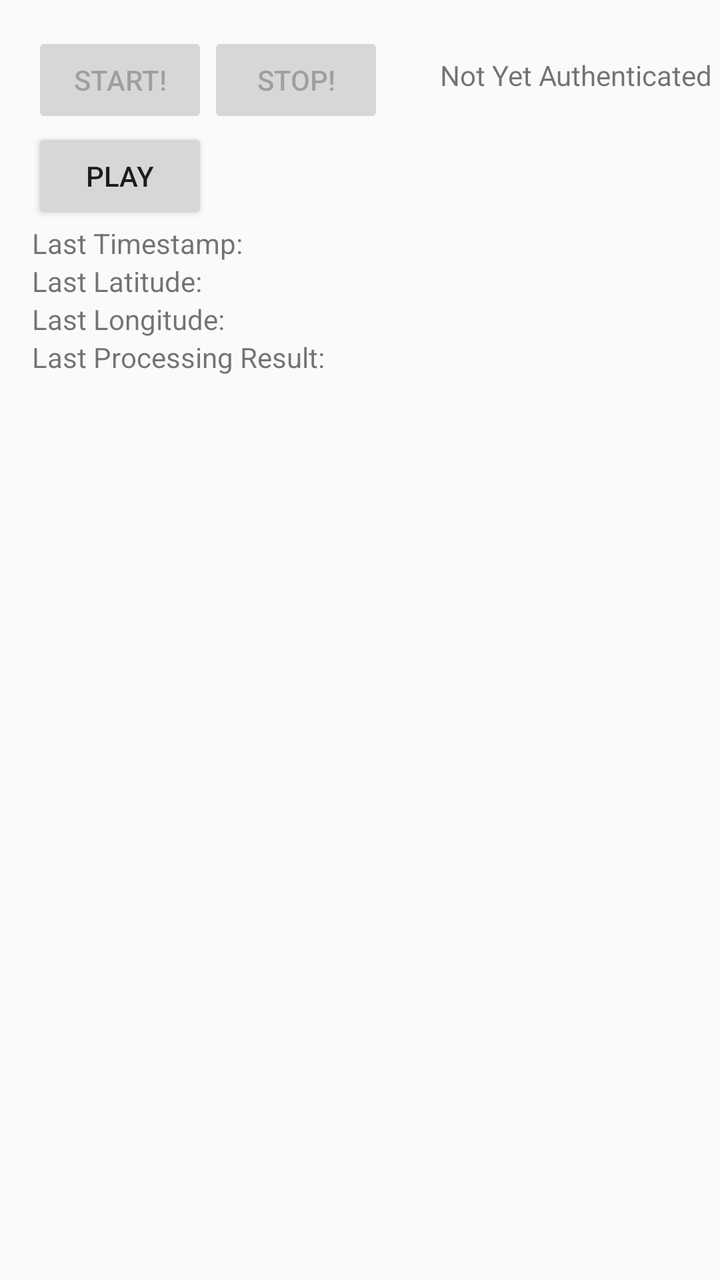
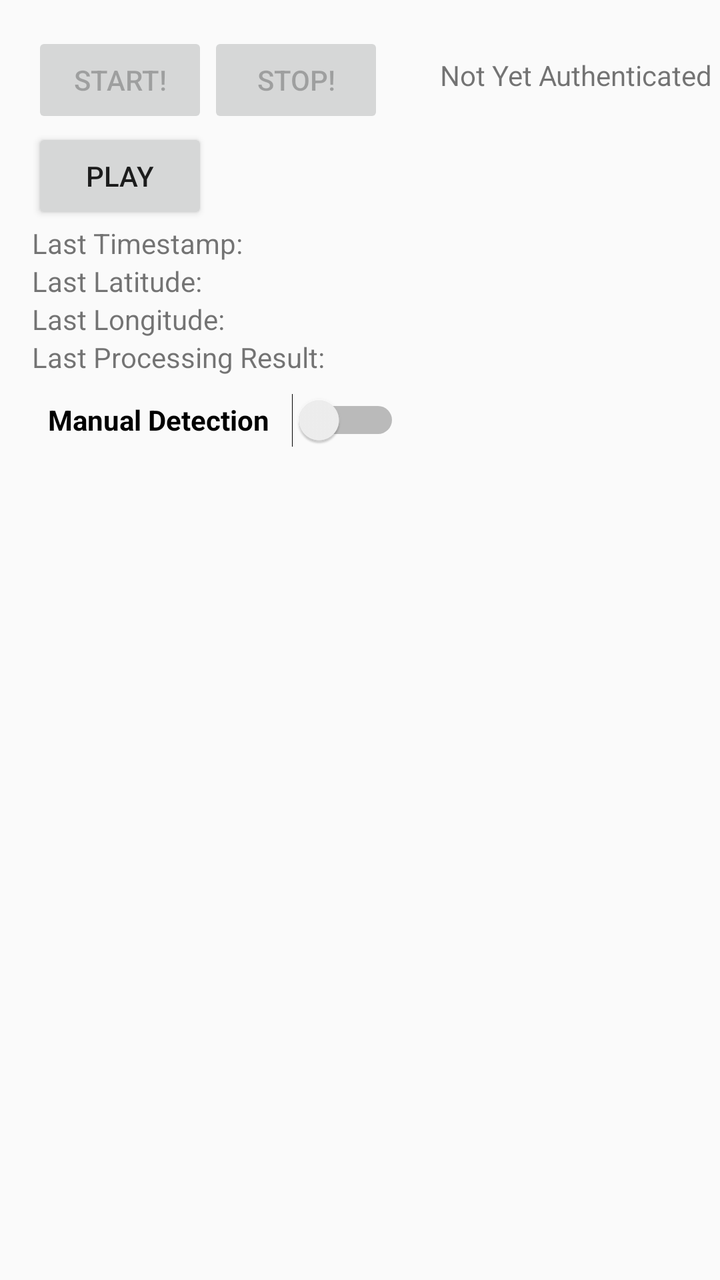

Compare the two renders of this Android layout. The source of the first and the diff that turns it into the second are given below.
<!-- AndroidManifest.xml: application theme AppTheme -->
<!-- res/layout/activity_main.xml -->
<?xml version="1.0" encoding="utf-8"?>
<android.support.constraint.ConstraintLayout xmlns:android="http://schemas.android.com/apk/res/android"
    xmlns:app="http://schemas.android.com/apk/res-auto"
    xmlns:tools="http://schemas.android.com/tools"
    android:layout_width="match_parent"
    android:layout_height="match_parent"
    tools:context=".MainActivity">

    <Button
        android:id="@+id/btnStart"
        android:layout_width="wrap_content"
        android:layout_height="wrap_content"
        android:layout_marginStart="16dp"
        android:layout_marginTop="16dp"
        android:enabled="false"
        android:text="@string/strStart"
        app:layout_constraintEnd_toStartOf="@+id/btnStop"
        app:layout_constraintStart_toStartOf="parent"
        app:layout_constraintTop_toTopOf="parent" />

    <Button
        android:id="@+id/btnStop"
        android:layout_width="wrap_content"
        android:layout_height="wrap_content"
        android:layout_marginTop="16dp"
        android:enabled="false"
        android:text="@string/strStop"
        app:layout_constraintStart_toEndOf="@+id/btnStart"
        app:layout_constraintTop_toTopOf="parent" />

    <TextView
        android:id="@+id/txtAuthStatus"
        android:layout_width="wrap_content"
        android:layout_height="0dp"
        android:layout_marginStart="28dp"
        android:layout_marginTop="28dp"
        android:text="@string/auth_status"
        app:layout_constraintStart_toEndOf="@+id/btnStop"
        app:layout_constraintTop_toTopOf="parent" />

    <Button
        android:id="@+id/btnPlay"
        android:layout_width="wrap_content"
        android:layout_height="wrap_content"
        android:layout_marginStart="16dp"
        android:text="@string/play_last_recording"
        app:layout_constraintStart_toStartOf="parent"
        app:layout_constraintTop_toBottomOf="@+id/btnStart" />

    <TextView
        android:id="@+id/lblTimestamp"
        android:layout_width="wrap_content"
        android:layout_height="wrap_content"
        android:layout_marginStart="16dp"
        android:text="@string/lblLastTimestamp"
        app:layout_constraintStart_toStartOf="parent"
        app:layout_constraintTop_toBottomOf="@+id/btnPlay" />

    <TextView
        android:id="@+id/lblLatitude"
        android:layout_width="wrap_content"
        android:layout_height="wrap_content"
        android:layout_marginStart="16dp"
        android:text="@string/lblLatitude"
        app:layout_constraintStart_toStartOf="parent"
        app:layout_constraintTop_toBottomOf="@+id/lblTimestamp" />

    <TextView
        android:id="@+id/lblLongitude"
        android:layout_width="wrap_content"
        android:layout_height="wrap_content"
        android:layout_marginStart="16dp"
        android:text="@string/lblLongitude"
        app:layout_constraintStart_toStartOf="parent"
        app:layout_constraintTop_toBottomOf="@+id/lblLatitude" />

    <TextView
        android:id="@+id/lblResult"
        android:layout_width="wrap_content"
        android:layout_height="wrap_content"
        android:layout_marginStart="16dp"
        android:text="@string/lblResult"
        app:layout_constraintStart_toStartOf="parent"
        app:layout_constraintTop_toBottomOf="@+id/lblLongitude" />

    <TextView
        android:id="@+id/txtTimestamp"
        android:layout_width="wrap_content"
        android:layout_height="wrap_content"
        android:layout_marginTop="65dp"
        android:layout_marginEnd="16dp"
        app:layout_constraintEnd_toEndOf="parent"
        app:layout_constraintTop_toBottomOf="@+id/txtAuthStatus" />

    <TextView
        android:id="@+id/txtLatitude"
        android:layout_width="wrap_content"
        android:layout_height="wrap_content"
        android:layout_marginEnd="16dp"
        app:layout_constraintEnd_toEndOf="parent"
        app:layout_constraintTop_toBottomOf="@+id/txtTimestamp" />

    <TextView
        android:id="@+id/txtLongitude"
        android:layout_width="wrap_content"
        android:layout_height="wrap_content"
        android:layout_marginEnd="16dp"
        app:layout_constraintEnd_toEndOf="parent"
        app:layout_constraintTop_toBottomOf="@+id/txtLatitude" />

    <TextView
        android:id="@+id/txtResult"
        android:layout_width="wrap_content"
        android:layout_height="wrap_content"
        android:layout_marginEnd="16dp"
        app:layout_constraintEnd_toEndOf="parent"
        app:layout_constraintTop_toBottomOf="@+id/txtLongitude" />

</android.support.constraint.ConstraintLayout>
<!-- resources referenced by this layout -->
<resources>
  <string name="auth_status">Not Yet Authenticated</string>
  <string name="lblLastTimestamp">Last Timestamp:</string>
  <string name="lblLatitude">Last Latitude:</string>
  <string name="lblLongitude">Last Longitude:</string>
  <string name="lblResult">Last Processing Result:</string>
  <string name="play_last_recording">Play</string>
  <string name="strStart">Start!</string>
  <string name="strStop">Stop!</string>
  <style name="AppTheme" parent="Theme.AppCompat.Light.DarkActionBar">
          
          <item name="colorPrimary">@color/colorPrimary</item>
          <item name="colorPrimaryDark">@color/colorPrimaryDark</item>
          <item name="colorAccent">@color/colorAccent</item>
      </style>
  <color name="colorPrimary">#008577</color>
  <color name="colorPrimaryDark">#00574B</color>
  <color name="colorAccent">#D81B60</color>
</resources>

<!-- the commit's change to res/layout/activity_main.xml (unified diff, before → after) -->
@@ -4,7 +4,7 @@
     xmlns:tools="http://schemas.android.com/tools"
     android:layout_width="match_parent"
     android:layout_height="match_parent"
-    tools:context=".MainActivity">
+    tools:context="edu.mtu.polocivilian.MainActivity">
 
     <Button
         android:id="@+id/btnStart"
@@ -116,4 +116,30 @@
         app:layout_constraintEnd_toEndOf="parent"
         app:layout_constraintTop_toBottomOf="@+id/txtLongitude" />
 
+    <Switch
+    android:id="@+id/sw_override_value"
+    android:layout_width="161dp"
+    android:layout_height="28dp"
+    android:layout_marginStart="8dp"
+    android:layout_marginTop="8dp"
+    android:text="Gunshot Detected"
+    android:textStyle="bold"
+    android:enabled="false"
+    android:checked="true"
+    android:visibility="gone"
+    app:layout_constraintStart_toStartOf="@+id/sw_override"
+    app:layout_constraintTop_toBottomOf="@+id/sw_override" />
+
+    <Switch
+        android:id="@+id/sw_override"
+        android:layout_width="176dp"
+        android:layout_height="28dp"
+        android:layout_marginStart="8dp"
+        android:layout_marginTop="8dp"
+        android:checked="false"
+        android:text="Manual Detection"
+        android:textStyle="bold"
+        app:layout_constraintStart_toStartOf="@+id/lblResult"
+        app:layout_constraintTop_toBottomOf="@+id/lblResult"/>
+
 </android.support.constraint.ConstraintLayout>
